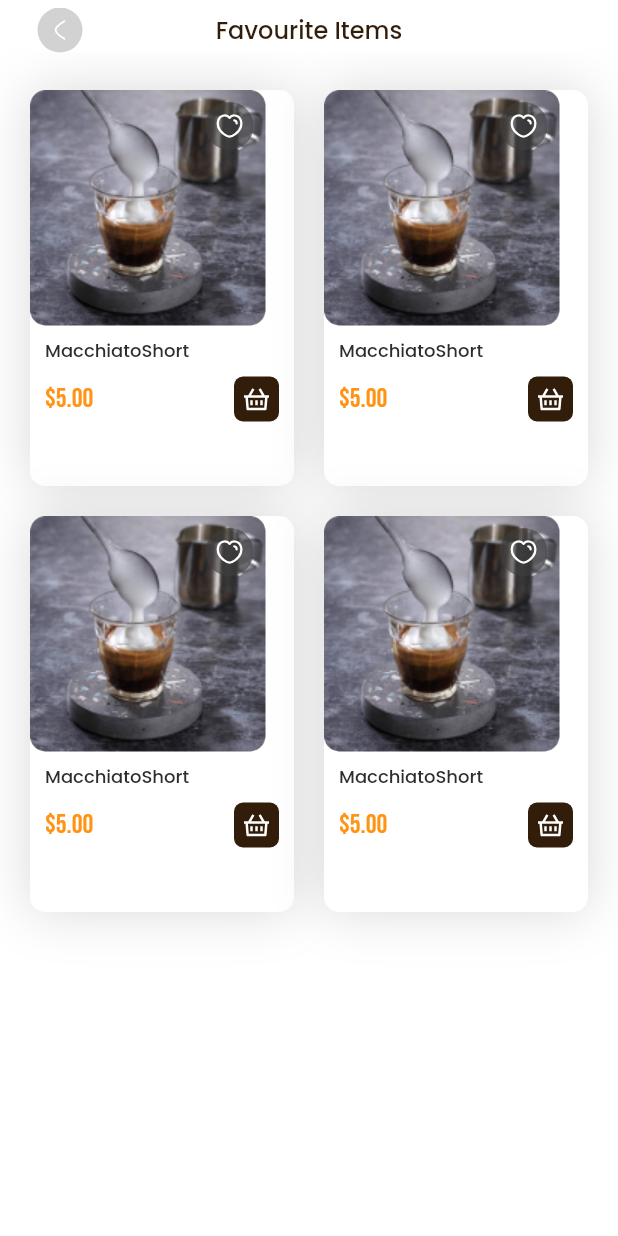
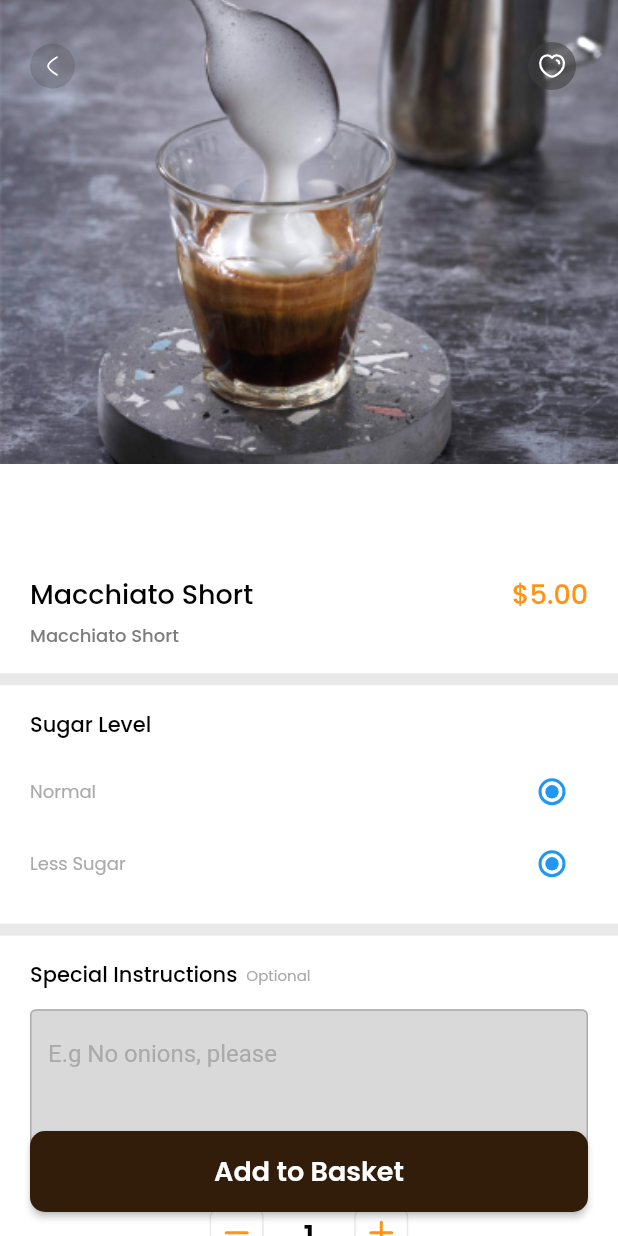
Before and after one commit to aymanattieh77/coffee_now, a Flutter app: the FavouriteScreen screen opened by its route, after a tap on "MacchiatoShort", on a phone screen of 412 x 824 dp. Run offline on Flutter 3.47's test engine with Material 2 defaults, Android fonts, the phone set to English and light mode, and no system bars; our stand-ins replace dartz, easy_localization, equatable, firebase_auth, firebase_core, flutter_bloc and 9 more; missing offline and left inert: dart:ffi; accounts and stored records are empty.

Commit message:
create item details screen

```diff
--- a/lib/core/components/widgets/coffee/coffee_item_card.dart
+++ b/lib/core/components/widgets/coffee/coffee_item_card.dart
@@ -1,7 +1,9 @@
+import 'package:coffee_now/config/routes/app_router.dart';
 import 'package:coffee_now/core/components/widgets/icon_with_container.dart';
 import 'package:coffee_now/core/components/widgets/text_utils.dart';
 import 'package:coffee_now/core/extensions/context_extensions.dart';
 import 'package:coffee_now/core/resources/resources.dart';
+import 'package:coffee_now/features/details/presentaion/screens/item_detail_screen.dart';
 import 'package:flutter/material.dart';
 import 'package:flutter_svg/flutter_svg.dart';
 
@@ -15,6 +17,7 @@ class CoffeItemCard extends StatelessWidget {
     return InkWell(
       onTap: () {
         //TODO Go to Item Details screen
+        AppRouter.push(context, const ItemDetailScreen());
       },
       borderRadius: BorderRadius.circular(7),
       child: Container(
--- a/lib/core/resources/assets.dart
+++ b/lib/core/resources/assets.dart
@@ -58,6 +58,7 @@ abstract class ImageAssetsPath {
   static const String facebook = "${imagesPath}facebook.png";
   static const String google = "${imagesPath}google.png";
   static const String maskImage = "${imagesPath}mask_group.png";
+  static const String coffeeItemLarge = "${imagesPath}coffee_item_large.png";
 }
 
 abstract class AnimationAssetsPath {
--- /dev/null
+++ b/lib/features/details/presentaion/screens/coffee_shop_details_screen.dart
@@ -0,0 +1,10 @@
+import 'package:flutter/material.dart';
+
+class CoffeeShopDetailScreen extends StatelessWidget {
+  const CoffeeShopDetailScreen({super.key});
+
+  @override
+  Widget build(BuildContext context) {
+    return Container();
+  }
+}
--- /dev/null
+++ b/lib/features/details/presentaion/screens/item_detail_screen.dart
@@ -0,0 +1,16 @@
+import 'package:flutter/material.dart';
+
+import 'package:coffee_now/features/details/presentaion/widgets/item/widgets.dart';
+
+class ItemDetailScreen extends StatelessWidget {
+  const ItemDetailScreen({super.key});
+
+  @override
+  Widget build(BuildContext context) {
+    return const Scaffold(
+      body: ItemDetailBody(),
+      floatingActionButton: AddToBasketButton(),
+      floatingActionButtonLocation: FloatingActionButtonLocation.centerFloat,
+    );
+  }
+}
--- /dev/null
+++ b/lib/features/details/presentaion/widgets/item/add_to_basket_button.dart
@@ -0,0 +1,21 @@
+import 'package:flutter/material.dart';
+
+import 'package:coffee_now/core/components/widgets/widgets.dart';
+import 'package:coffee_now/core/resources/resources.dart';
+
+class AddToBasketButton extends StatelessWidget {
+  const AddToBasketButton({
+    super.key,
+  });
+
+  @override
+  Widget build(BuildContext context) {
+    return Padding(
+      padding: const EdgeInsets.symmetric(horizontal: AppPadding.p20),
+      child: CustomElevatedButton(
+        text: AppStrings.addToBasket,
+        onPressed: () {}, //TODO Add Item To Cart
+      ),
+    );
+  }
+}
--- /dev/null
+++ b/lib/features/details/presentaion/widgets/item/custom_divider.dart
@@ -0,0 +1,15 @@
+import 'package:coffee_now/core/extensions/context_extensions.dart';
+import 'package:coffee_now/core/resources/resources.dart';
+import 'package:flutter/material.dart';
+
+class CustomDivider extends StatelessWidget {
+  const CustomDivider({super.key});
+
+  @override
+  Widget build(BuildContext context) {
+    return Divider(
+      color: context.isDark() ? AppColor.strokeFieldDark : AppColor.whiteE9,
+      thickness: 8,
+    );
+  }
+}
--- /dev/null
+++ b/lib/features/details/presentaion/widgets/item/image_header_section.dart
@@ -0,0 +1,44 @@
+import 'package:flutter/material.dart';
+import 'package:flutter_svg/flutter_svg.dart';
+
+import 'package:coffee_now/core/components/widgets/back_circle_button.dart';
+import 'package:coffee_now/core/resources/resources.dart';
+
+class ImageHeaderSection extends StatelessWidget {
+  const ImageHeaderSection({
+    super.key,
+  });
+
+  @override
+  Widget build(BuildContext context) {
+    return SizedBox(
+      height: MediaQuery.sizeOf(context).height * 0.45,
+      width: MediaQuery.sizeOf(context).width,
+      child: Stack(
+        alignment: AlignmentDirectional.topCenter,
+        children: [
+          AspectRatio(
+            aspectRatio: 4 / 3,
+            child: Image.asset(
+              ImageAssetsPath.coffeeItemLarge,
+              fit: BoxFit.cover,
+            ),
+          ),
+          Padding(
+            padding: const EdgeInsets.all(AppPadding.p20),
+            child: Row(
+              children: [
+                const BackCircleButton(),
+                const Spacer(),
+                IconButton(
+                  onPressed: () {},
+                  icon: SvgPicture.asset(AssetsIconPath.favourite),
+                ),
+              ],
+            ),
+          ),
+        ],
+      ),
+    );
+  }
+}
--- /dev/null
+++ b/lib/features/details/presentaion/widgets/item/item_count_section.dart
@@ -0,0 +1,31 @@
+import 'package:coffee_now/core/components/widgets/text_utils.dart';
+import 'package:coffee_now/core/resources/resources.dart';
+import 'package:flutter/material.dart';
+import 'package:flutter_svg/flutter_svg.dart';
+
+class ItemCountSection extends StatelessWidget {
+  const ItemCountSection({
+    super.key,
+  });
+
+  @override
+  Widget build(BuildContext context) {
+    return Row(
+      mainAxisAlignment: MainAxisAlignment.center,
+      crossAxisAlignment: CrossAxisAlignment.center,
+      children: [
+        InkWell(
+          onTap: () {}, //TODO increase item count
+          child: SvgPicture.asset(AssetsIconPath.mines),
+        ),
+        const SizedBox(width: AppSize.s18),
+        const TextUtils(text: "1", fontSize: FontSizes.f24),
+        const SizedBox(width: AppSize.s18),
+        InkWell(
+          onTap: () {}, //TODO deccrease item count
+          child: SvgPicture.asset(AssetsIconPath.add),
+        )
+      ],
+    );
+  }
+}
--- /dev/null
+++ b/lib/features/details/presentaion/widgets/item/item_detail_body.dart
@@ -0,0 +1,34 @@
+import 'package:coffee_now/features/details/presentaion/widgets/item/custom_divider.dart';
+import 'package:flutter/material.dart';
+
+import 'package:coffee_now/core/resources/resources.dart';
+import 'package:coffee_now/features/details/presentaion/widgets/item/image_header_section.dart';
+import 'package:coffee_now/features/details/presentaion/widgets/item/widgets.dart';
+
+class ItemDetailBody extends StatelessWidget {
+  const ItemDetailBody({
+    super.key,
+  });
+
+  @override
+  Widget build(BuildContext context) {
+    return const SingleChildScrollView(
+      child: Column(
+        children: [
+          ImageHeaderSection(),
+          SizedBox(height: AppSize.s12),
+          ItemNameAndPriceSection(),
+          CustomDivider(),
+          SizedBox(height: AppSize.s12),
+          SugarLevelSection(),
+          CustomDivider(),
+          SizedBox(height: AppSize.s12),
+          SpecialnstructionsSection(),
+          SizedBox(height: AppSize.s28),
+          ItemCountSection(),
+          SizedBox(height: AppSize.s88),
+        ],
+      ),
+    );
+  }
+}
--- /dev/null
+++ b/lib/features/details/presentaion/widgets/item/item_name_and_price_section.dart
@@ -0,0 +1,41 @@
+import 'package:coffee_now/core/components/widgets/widgets.dart';
+import 'package:coffee_now/core/resources/resources.dart';
+import 'package:flutter/material.dart';
+
+class ItemNameAndPriceSection extends StatelessWidget {
+  const ItemNameAndPriceSection({super.key});
+
+  @override
+  Widget build(BuildContext context) {
+    return const Padding(
+      padding: EdgeInsets.symmetric(horizontal: AppPadding.p20),
+      child: Column(
+        crossAxisAlignment: CrossAxisAlignment.start,
+        children: [
+          Row(
+            children: [
+              TextUtils(
+                text: "Macchiato Short", // TODO get Item Name From firebase
+                fontSize: FontSizes.f18,
+              ),
+              Spacer(),
+              TextUtils(
+                text: "\$5.00", // TODO get Item Price From firebase
+                fontSize: FontSizes.f18,
+
+                color: AppColor.oranage,
+              ),
+            ],
+          ),
+          SizedBox(height: AppSize.s5),
+          TextUtils(
+            text: "Macchiato Short",
+            fontSize: FontSizes.f12,
+            color: AppColor.grey7C,
+          ),
+          SizedBox(height: AppSize.s12),
+        ],
+      ),
+    );
+  }
+}
--- /dev/null
+++ b/lib/features/details/presentaion/widgets/item/special_instructions_section.dart
@@ -0,0 +1,52 @@
+import 'package:easy_localization/easy_localization.dart';
+import 'package:flutter/material.dart';
+
+import 'package:coffee_now/core/components/widgets/text_utils.dart';
+import 'package:coffee_now/core/extensions/context_extensions.dart';
+import 'package:coffee_now/core/resources/resources.dart';
+
+class SpecialnstructionsSection extends StatelessWidget {
+  const SpecialnstructionsSection({
+    super.key,
+  });
+
+  @override
+  Widget build(BuildContext context) {
+    return Padding(
+      padding: const EdgeInsets.symmetric(horizontal: AppPadding.p20),
+      child: Column(
+        crossAxisAlignment: CrossAxisAlignment.start,
+        children: [
+          const Row(
+            children: [
+              TextUtils(text: AppStrings.specialInstructions),
+              SizedBox(width: AppSize.s6),
+              TextUtils(
+                text: AppStrings.optional,
+                color: AppColor.greyAA,
+                fontSize: FontSizes.f10,
+                fontWe: FontWe.regular,
+              ),
+            ],
+          ),
+          const SizedBox(height: AppSize.s12),
+          TextFormField(
+            maxLines: 3,
+            decoration: InputDecoration(
+              filled: true,
+              border: OutlineInputBorder(
+                  borderSide: BorderSide(
+                      color: context.isDark()
+                          ? AppColor.strokeFieldDark
+                          : AppColor.strokeField)),
+              fillColor: context.isDark()
+                  ? AppColor.fillFieldDark
+                  : AppColor.strokeField,
+              hintText: AppStrings.exInstructions.tr(),
+            ),
+          ),
+        ],
+      ),
+    );
+  }
+}
--- /dev/null
+++ b/lib/features/details/presentaion/widgets/item/sugar_level_section.dart
@@ -0,0 +1,51 @@
+import 'package:flutter/material.dart';
+
+import 'package:coffee_now/core/components/widgets/widgets.dart';
+import 'package:coffee_now/core/resources/resources.dart';
+
+class SugarLevelSection extends StatelessWidget {
+  const SugarLevelSection({
+    super.key,
+  });
+
+  @override
+  Widget build(BuildContext context) {
+    return Padding(
+      padding: const EdgeInsets.symmetric(horizontal: AppPadding.p20),
+      child: Column(
+        crossAxisAlignment: CrossAxisAlignment.start,
+        children: [
+          const TextUtils(
+            text: AppStrings.sugarLevel,
+          ),
+          const SizedBox(height: AppSize.s10),
+          Row(
+            children: [
+              const TextUtils(
+                text: AppStrings.normal,
+                color: AppColor.greyAA,
+                fontSize: FontSizes.f12,
+                fontWe: FontWe.regular,
+              ),
+              const Spacer(),
+              Radio(value: false, groupValue: false, onChanged: (value) {})
+            ],
+          ),
+          Row(
+            children: [
+              const TextUtils(
+                text: AppStrings.lessSugar,
+                color: AppColor.greyAA,
+                fontSize: FontSizes.f12,
+                fontWe: FontWe.regular,
+              ),
+              const Spacer(),
+              Radio(value: false, groupValue: false, onChanged: (value) {})
+            ],
+          ),
+          const SizedBox(height: AppSize.s12),
+        ],
+      ),
+    );
+  }
+}
--- /dev/null
+++ b/lib/features/details/presentaion/widgets/item/widgets.dart
@@ -0,0 +1,6 @@
+export 'add_to_basket_button.dart';
+export 'item_count_section.dart';
+export 'special_instructions_section.dart';
+export 'sugar_level_section.dart';
+export 'item_detail_body.dart';
+export 'item_name_and_price_section.dart';
```
Also changed, not shown: assets/images/coffee_item_large.png (added).
